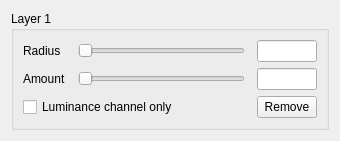
Before: the Qt Designer form planetary_system_stacker/sharpening_layer_widget.ui in Rolf-Hempel/PlanetarySystemStacker, drawn with Qt 5.
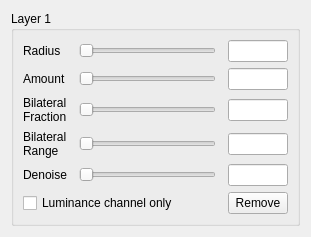
After: the same form once the commit is applied.

Commit message: Additional parameters added to level widget.

```diff
--- a/planetary_system_stacker/sharpening_layer_widget.ui
+++ b/planetary_system_stacker/sharpening_layer_widget.ui
@@ -6,8 +6,8 @@
    <rect>
     <x>0</x>
     <y>0</y>
-    <width>340</width>
-    <height>130</height>
+    <width>311</width>
+    <height>227</height>
    </rect>
   </property>
   <property name="sizePolicy">
@@ -25,110 +25,35 @@
      <property name="title">
       <string>Layer 1</string>
      </property>
-     <layout class="QGridLayout" name="gridLayout" rowstretch="0,1,0" columnstretch="0,1,0">
+     <layout class="QGridLayout" name="gridLayout" rowstretch="0,0,0,0,0,0,0,0" columnstretch="0,0,0,0">
       <property name="horizontalSpacing">
        <number>12</number>
       </property>
       <item row="1" column="1">
-       <widget class="QSlider" name="horizontalSlider_amount">
-        <property name="toolTip">
-         <string>Increase / decrease the effect of this layer</string>
-        </property>
-        <property name="maximum">
-         <number>100</number>
-        </property>
-        <property name="pageStep">
-         <number>1</number>
-        </property>
-        <property name="orientation">
-         <enum>Qt::Horizontal</enum>
-        </property>
-       </widget>
-      </item>
-      <item row="1" column="2">
-       <widget class="QLineEdit" name="lineEdit_amount">
-        <property name="sizePolicy">
-         <sizepolicy hsizetype="Fixed" vsizetype="Fixed">
-          <horstretch>0</horstretch>
-          <verstretch>0</verstretch>
-         </sizepolicy>
-        </property>
-        <property name="minimumSize">
-         <size>
-          <width>60</width>
-          <height>0</height>
-         </size>
-        </property>
-        <property name="maximumSize">
-         <size>
-          <width>60</width>
-          <height>16777215</height>
-         </size>
-        </property>
-        <property name="toolTip">
-         <string>Relative effect of this layer</string>
-        </property>
-       </widget>
-      </item>
-      <item row="0" column="1">
-       <widget class="QSlider" name="horizontalSlider_radius">
-        <property name="toolTip">
-         <string>Change the radius of Gauss filter for this layer</string>
-        </property>
-        <property name="minimum">
-         <number>1</number>
-        </property>
-        <property name="maximum">
-         <number>100</number>
-        </property>
-        <property name="pageStep">
-         <number>1</number>
-        </property>
-        <property name="orientation">
-         <enum>Qt::Horizontal</enum>
-        </property>
-       </widget>
-      </item>
-      <item row="0" column="2">
-       <widget class="QLineEdit" name="lineEdit_radius">
-        <property name="sizePolicy">
-         <sizepolicy hsizetype="Fixed" vsizetype="Fixed">
-          <horstretch>0</horstretch>
-          <verstretch>0</verstretch>
-         </sizepolicy>
-        </property>
-        <property name="minimumSize">
-         <size>
-          <width>60</width>
-          <height>0</height>
-         </size>
-        </property>
-        <property name="maximumSize">
-         <size>
-          <width>60</width>
-          <height>16777215</height>
-         </size>
-        </property>
-        <property name="toolTip">
-         <string>Radius of Gauss filter</string>
-        </property>
-       </widget>
-      </item>
-      <item row="1" column="0">
        <widget class="QLabel" name="label_amount">
         <property name="text">
          <string>Amount</string>
         </property>
        </widget>
       </item>
-      <item row="0" column="0">
+      <item row="7" column="1" colspan="2">
+       <widget class="QCheckBox" name="checkBox_luminance">
+        <property name="toolTip">
+         <string>Apply sharpening only to luminance channel</string>
+        </property>
+        <property name="text">
+         <string>Luminance channel only</string>
+        </property>
+       </widget>
+      </item>
+      <item row="0" column="1">
        <widget class="QLabel" name="label_radius">
         <property name="text">
          <string>Radius</string>
         </property>
        </widget>
       </item>
-      <item row="2" column="2">
+      <item row="7" column="3">
        <widget class="QPushButton" name="pushButton_remove">
         <property name="sizePolicy">
          <sizepolicy hsizetype="Fixed" vsizetype="Fixed">
@@ -156,13 +81,193 @@
         </property>
        </widget>
       </item>
-      <item row="2" column="0" colspan="2">
-       <widget class="QCheckBox" name="checkBox_luminance">
+      <item row="0" column="3">
+       <widget class="QLineEdit" name="lineEdit_radius">
+        <property name="sizePolicy">
+         <sizepolicy hsizetype="Fixed" vsizetype="Fixed">
+          <horstretch>0</horstretch>
+          <verstretch>0</verstretch>
+         </sizepolicy>
+        </property>
+        <property name="minimumSize">
+         <size>
+          <width>60</width>
+          <height>0</height>
+         </size>
+        </property>
+        <property name="maximumSize">
+         <size>
+          <width>60</width>
+          <height>16777215</height>
+         </size>
+        </property>
         <property name="toolTip">
          <string>Apply sharpening only to luminance channel</string>
         </property>
+       </widget>
+      </item>
+      <item row="3" column="2">
+       <widget class="QSlider" name="horizontalSlider_bi_fraction">
+        <property name="maximum">
+         <number>100</number>
+        </property>
+        <property name="orientation">
+         <enum>Qt::Horizontal</enum>
+        </property>
+       </widget>
+      </item>
+      <item row="3" column="1">
+       <widget class="QLabel" name="bilateral_fraction_label">
         <property name="text">
-         <string>Luminance channel only</string>
+         <string>&lt;html&gt;&lt;head/&gt;&lt;body&gt;&lt;p&gt;Bilateral&lt;br/&gt;Fraction&lt;/p&gt;&lt;/body&gt;&lt;/html&gt;</string>
+        </property>
+       </widget>
+      </item>
+      <item row="3" column="3">
+       <widget class="QLineEdit" name="lineEdit_bi_fraction">
+        <property name="sizePolicy">
+         <sizepolicy hsizetype="Fixed" vsizetype="Fixed">
+          <horstretch>0</horstretch>
+          <verstretch>0</verstretch>
+         </sizepolicy>
+        </property>
+        <property name="minimumSize">
+         <size>
+          <width>60</width>
+          <height>0</height>
+         </size>
+        </property>
+        <property name="maximumSize">
+         <size>
+          <width>60</width>
+          <height>16777215</height>
+         </size>
+        </property>
+       </widget>
+      </item>
+      <item row="1" column="3">
+       <widget class="QLineEdit" name="lineEdit_amount">
+        <property name="sizePolicy">
+         <sizepolicy hsizetype="Fixed" vsizetype="Fixed">
+          <horstretch>0</horstretch>
+          <verstretch>0</verstretch>
+         </sizepolicy>
+        </property>
+        <property name="minimumSize">
+         <size>
+          <width>60</width>
+          <height>0</height>
+         </size>
+        </property>
+        <property name="maximumSize">
+         <size>
+          <width>60</width>
+          <height>16777215</height>
+         </size>
+        </property>
+        <property name="toolTip">
+         <string>Relative effect of this layer</string>
+        </property>
+       </widget>
+      </item>
+      <item row="1" column="2">
+       <widget class="QSlider" name="horizontalSlider_amount">
+        <property name="toolTip">
+         <string>Increase / decrease the effect of this layer</string>
+        </property>
+        <property name="maximum">
+         <number>100</number>
+        </property>
+        <property name="pageStep">
+         <number>1</number>
+        </property>
+        <property name="orientation">
+         <enum>Qt::Horizontal</enum>
+        </property>
+       </widget>
+      </item>
+      <item row="0" column="2">
+       <widget class="QSlider" name="horizontalSlider_radius">
+        <property name="toolTip">
+         <string>Change the radius of Gauss filter for this layer</string>
+        </property>
+        <property name="minimum">
+         <number>1</number>
+        </property>
+        <property name="maximum">
+         <number>100</number>
+        </property>
+        <property name="pageStep">
+         <number>1</number>
+        </property>
+        <property name="orientation">
+         <enum>Qt::Horizontal</enum>
+        </property>
+       </widget>
+      </item>
+      <item row="4" column="1">
+       <widget class="QLabel" name="label_bi_range">
+        <property name="text">
+         <string>&lt;html&gt;&lt;head/&gt;&lt;body&gt;&lt;p&gt;Bilateral&lt;br/&gt;Range&lt;/p&gt;&lt;/body&gt;&lt;/html&gt;</string>
+        </property>
+       </widget>
+      </item>
+      <item row="4" column="2">
+       <widget class="QSlider" name="horizontalSlider_bi_range">
+        <property name="maximum">
+         <number>255</number>
+        </property>
+        <property name="orientation">
+         <enum>Qt::Horizontal</enum>
+        </property>
+       </widget>
+      </item>
+      <item row="4" column="3">
+       <widget class="QLineEdit" name="lineEdit_bi_range">
+        <property name="sizePolicy">
+         <sizepolicy hsizetype="Fixed" vsizetype="Fixed">
+          <horstretch>0</horstretch>
+          <verstretch>0</verstretch>
+         </sizepolicy>
+        </property>
+        <property name="maximumSize">
+         <size>
+          <width>60</width>
+          <height>16777215</height>
+         </size>
+        </property>
+       </widget>
+      </item>
+      <item row="5" column="1">
+       <widget class="QLabel" name="label_denoise">
+        <property name="text">
+         <string>Denoise</string>
+        </property>
+       </widget>
+      </item>
+      <item row="5" column="2">
+       <widget class="QSlider" name="horizontalSlider_denoise">
+        <property name="maximum">
+         <number>100</number>
+        </property>
+        <property name="orientation">
+         <enum>Qt::Horizontal</enum>
+        </property>
+       </widget>
+      </item>
+      <item row="5" column="3">
+       <widget class="QLineEdit" name="lineEdit_denoise">
+        <property name="sizePolicy">
+         <sizepolicy hsizetype="Fixed" vsizetype="Fixed">
+          <horstretch>0</horstretch>
+          <verstretch>0</verstretch>
+         </sizepolicy>
+        </property>
+        <property name="maximumSize">
+         <size>
+          <width>60</width>
+          <height>16777215</height>
+         </size>
         </property>
        </widget>
       </item>
```
Left out of the diff: 2 changed lines with no effect on the pictures. The commit also changes 3 other files.
